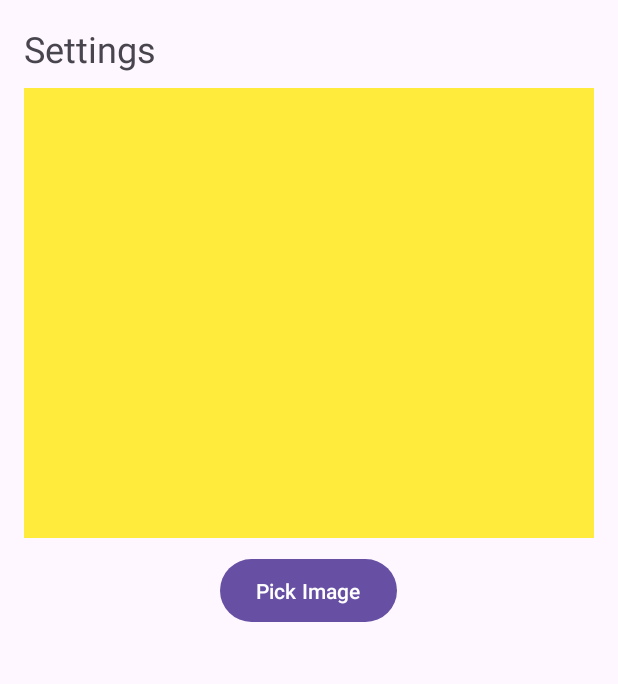
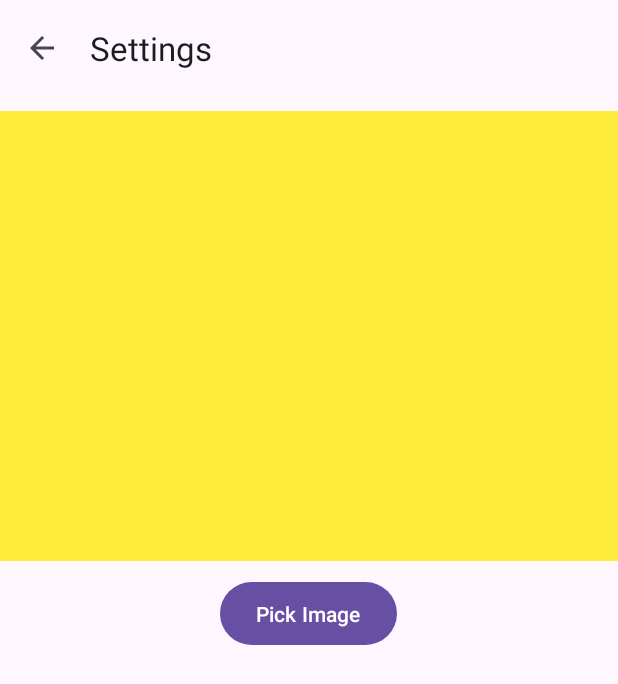
Before and after one commit to tutorhwang/HwangTube, an Android app: the screen it shows after launch (SettingActivity), in the options menu, after a tap on "Settings", on a phone screen of 412 x 824 dp. Shown: the top 684 px of the screen. Run offline under Robolectric (Android 15) with nearby library versions, the phone set to English and light mode, and no system bars; pictures from the network do not load.

Commit message:
[refactor] Refactor View Structure with Applied '숙련' Curriculum Enhancements - Apply RecyclerView - Implement ViewBinding - Add Toolbar and BackKey - Clean up code

```diff
--- a/app/src/main/java/com/example/hwangtube/activity/DetailActivity.kt
+++ b/app/src/main/java/com/example/hwangtube/activity/DetailActivity.kt
@@ -2,32 +2,39 @@ package com.example.hwangtube.activity
 
 import android.os.Build
 import android.os.Bundle
-import android.widget.ImageView
+import android.view.MenuItem
 import androidx.appcompat.app.AppCompatActivity
 import com.bumptech.glide.Glide
 import com.example.hwangtube.data.Video
-import com.example.hwangtube.data.VideoList
-import com.example.hwangtube.R
-
+import com.example.hwangtube.databinding.ActivityDetailBinding
 
 const val EXTRA_VIDEO = "EXTRA_VIDEO"
 
 class DetailActivity : AppCompatActivity() {
+    private lateinit var binding: ActivityDetailBinding
+
     override fun onCreate(savedInstanceState: Bundle?) {
         super.onCreate(savedInstanceState)
-        setContentView(R.layout.activity_detail)
-        val video = if (Build.VERSION.SDK_INT >= Build.VERSION_CODES.TIRAMISU) {
+        binding = ActivityDetailBinding.inflate(layoutInflater)
+        setContentView(binding.root)
+        setSupportActionBar(binding.toolbar)
+        supportActionBar?.setDisplayHomeAsUpEnabled(true)
+
+        if (Build.VERSION.SDK_INT >= Build.VERSION_CODES.TIRAMISU) {
             intent.getParcelableExtra(EXTRA_VIDEO, Video::class.java)
         } else {
             intent.getParcelableExtra(EXTRA_VIDEO)
+        }?.also {
+            Glide.with(this).load(it.thumbnail).into(binding.picture)
         }
+    }
 
-        video?.also { v ->
-            findViewById<ImageView>(R.id.picture)?.apply {
-                Glide.with(this@apply).load(v.thumbnail).into(this@apply)
-            }
+    override fun onOptionsItemSelected(item: MenuItem): Boolean {
+        // 뒤로 가기 버튼 클릭 시
+        if (item.itemId == android.R.id.home) {
+            finish()
+            return true
         }
-
-        findViewById<ImageView>(R.id.selected_image)?.setImageURI(VideoList.imageUri)
+        return super.onOptionsItemSelected(item)
     }
 }
--- a/app/src/main/java/com/example/hwangtube/activity/MainActivity.kt
+++ b/app/src/main/java/com/example/hwangtube/activity/MainActivity.kt
@@ -5,48 +5,60 @@ import android.content.Intent
 import android.content.pm.PackageManager
 import android.net.Uri
 import android.os.Bundle
-import android.util.Log
 import android.view.Menu
 import android.view.MenuItem
-import android.view.ViewGroup
-import android.widget.ImageView
-import android.widget.TextView
 import android.widget.Toast
 import androidx.appcompat.app.AlertDialog
 import androidx.appcompat.app.AppCompatActivity
-import androidx.appcompat.widget.Toolbar
 import androidx.core.app.ActivityCompat
 import androidx.core.content.ContextCompat
-import com.bumptech.glide.Glide
 import com.example.hwangtube.R
+import com.example.hwangtube.adapter.VideoListAdapter
 import com.example.hwangtube.data.Video
 import com.example.hwangtube.data.VideoList
-
-private const val TAG = "MainActivity.LifeCycle"
+import com.example.hwangtube.databinding.ActivityMainBinding
 
 class MainActivity : AppCompatActivity() {
+    private lateinit var binding: ActivityMainBinding
+    private val adapter by lazy {
+        VideoListAdapter(VideoList.list) { video ->
+            val intent = Intent(applicationContext, DetailActivity::class.java).apply {
+                putExtra(EXTRA_VIDEO, video)
+            }
+            startActivity(intent)
+        }
+    }
+
     override fun onCreate(savedInstanceState: Bundle?) {
         super.onCreate(savedInstanceState)
-        setContentView(R.layout.activity_main)
-        Log.i(TAG, "onCreate()")
-        findViewById<Toolbar>(R.id.toolbar).apply {
-            setSupportActionBar(this)
+        binding = ActivityMainBinding.inflate(layoutInflater)
+        setContentView(binding.root)
+        with(binding) {
+            setSupportActionBar(toolbar)
+            recyclerView.adapter = adapter
         }
-        loadVideo(R.id.video_1, VideoList.get(0))
-        loadVideo(R.id.video_2, VideoList.get(1))
-        loadVideo(R.id.video_3, VideoList.get(2))
-        loadVideo(R.id.video_4, VideoList.get(3))
-        loadVideo(R.id.video_5, VideoList.get(4))
     }
 
     override fun onCreateOptionsMenu(menu: Menu): Boolean {
-        // Inflate the menu; this adds items to the action bar if it is present.
         menuInflater.inflate(R.menu.menu_main, menu)
         return true
     }
 
     override fun onOptionsItemSelected(item: MenuItem): Boolean {
         return when (item.itemId) {
+            R.id.action_add -> {
+                adapter.addItem(
+                    Video(
+                        "Tobi Speakerfan", //channel title
+                        "Detalles insanos de Skibidi Toilet 69  #skibiditoilet", // title
+                        "https://i.ytimg.com/vi/rYzH1214ElA/mqdefault.jpg", //thumbnails.medium
+                        "Spoiler de Skibidi Toilet 69 claro que si ............................................................................................... #skibiditoilet 69 parte 2 #memes ..." //description
+                    )
+                )
+                binding.recyclerView.scrollToPosition(0)
+                true
+            }
+
             R.id.action_settings -> {
                 val intent = Intent(this, SettingActivity::class.java)
                 startActivity(intent)
@@ -67,42 +79,13 @@ class MainActivity : AppCompatActivity() {
         }
     }
 
-    private fun loadVideo(layoutId: Int, video: Video) {
-        findViewById<ViewGroup>(layoutId)?.apply {
-            with(video) {
-                findViewById<ImageView>(R.id.main_image)?.also { imageThumbnail ->
-                    Glide.with(imageThumbnail).load(thumbnail).into(imageThumbnail)
-                    imageThumbnail.setOnClickListener {
-                        val intent = Intent(context, DetailActivity::class.java).apply {
-                            putExtra(EXTRA_VIDEO, this@with)
-                        }
-                        startActivity(intent)
-                    }
-                }
-
-                findViewById<TextView>(R.id.channel_name).apply {
-                    text = channelTitle
-                }
-
-                findViewById<TextView>(R.id.title).apply {
-                    text = title
-                }
-
-                findViewById<ImageView>(R.id.logo).apply {
-                    setImageResource(R.drawable.haelin)
-                }
-            }
-        }
-    }
 
     private fun showDialog() {
-        val dialog = AlertDialog.Builder(this)
+        AlertDialog.Builder(this)
             .setTitle("Dialog Title")
             .setMessage("This is a dialog.")
             .setPositiveButton("OK", null)
-            .create()
-
-        dialog.show()
+            .create().show()
     }
 
 
--- a/app/src/main/java/com/example/hwangtube/activity/SettingActivity.kt
+++ b/app/src/main/java/com/example/hwangtube/activity/SettingActivity.kt
@@ -2,29 +2,28 @@ package com.example.hwangtube.activity
 
 import android.content.Intent
 import android.os.Bundle
-import android.util.Log
-import android.widget.Button
+import android.view.MenuItem
 import android.widget.ImageView
 import androidx.activity.result.PickVisualMediaRequest
 import androidx.activity.result.contract.ActivityResultContracts
 import androidx.appcompat.app.AppCompatActivity
 import com.example.hwangtube.R
-
-private const val TAG = "SettingActivity.LifeCycle"
+import com.example.hwangtube.databinding.ActivitySettingsBinding
 
 class SettingActivity : AppCompatActivity() {
+    private lateinit var binding: ActivitySettingsBinding
+
     override fun onCreate(savedInstanceState: Bundle?) {
         super.onCreate(savedInstanceState)
-        Log.i(TAG, "onCreate()")
-        setContentView(R.layout.activity_settings)
-        findViewById<Button>(R.id.pick_button)?.setOnClickListener { openGalleryForImage() }
-
+        binding = ActivitySettingsBinding.inflate(layoutInflater)
+        setContentView(binding.root)
+        setSupportActionBar(binding.toolbar)
+        supportActionBar?.setDisplayHomeAsUpEnabled(true)
+        binding.pickButton.setOnClickListener { openGalleryForImage() }
     }
 
     private val pickMedia =
         registerForActivityResult(ActivityResultContracts.PickVisualMedia()) { uri ->
-            // Callback is invoked after the user selects a media item or closes the
-            // photo picker.
             uri?.also { imageUri ->
                 findViewById<ImageView>(R.id.picture)?.setImageURI(imageUri)
                 contentResolver.takePersistableUriPermission(
@@ -38,4 +37,12 @@ class SettingActivity : AppCompatActivity() {
         pickMedia.launch(PickVisualMediaRequest(ActivityResultContracts.PickVisualMedia.ImageOnly))
     }
 
+    override fun onOptionsItemSelected(item: MenuItem): Boolean {
+        // 뒤로 가기 버튼 클릭 시
+        if (item.itemId == android.R.id.home) {
+            finish()
+            return true
+        }
+        return super.onOptionsItemSelected(item)
+    }
 }
--- /dev/null
+++ b/app/src/main/java/com/example/hwangtube/adapter/VideoListAdapter.kt
@@ -0,0 +1,60 @@
+package com.example.hwangtube.adapter
+
+import android.util.Log
+import android.view.LayoutInflater
+import android.view.ViewGroup
+import androidx.recyclerview.widget.RecyclerView
+import com.bumptech.glide.Glide
+import com.example.hwangtube.R
+import com.example.hwangtube.data.Video
+import com.example.hwangtube.databinding.ItemLayoutBinding
+
+class VideoListAdapter(private val list: MutableList<Video>, private val onClick: (Video) -> Unit) :
+    RecyclerView.Adapter<VideoListAdapter.VideoItemHolder>() {
+    inner class VideoItemHolder(binding: ItemLayoutBinding) :
+        RecyclerView.ViewHolder(binding.root) {
+        private val channelLogoView = binding.logo
+        private val channelNameView = binding.channelName
+        private val titleView = binding.title
+        private val thumbnailView = binding.mainImage
+
+        fun bind(video: Video) {
+            with(video) {
+                Glide.with(itemView).load(thumbnail).into(thumbnailView)
+                thumbnailView.setOnClickListener { onClick(this) }
+                titleView.text = title
+                channelNameView.text = channelTitle
+                channelLogoView.setImageResource(R.drawable.haelin)
+            }
+        }
+    }
+
+    override fun onCreateViewHolder(parent: ViewGroup, viewType: Int): VideoItemHolder {
+        val binding = ItemLayoutBinding.inflate(LayoutInflater.from(parent.context), parent, false)
+        return VideoItemHolder(binding)
+    }
+
+    override fun onBindViewHolder(itemHolder: VideoItemHolder, position: Int) {
+        runCatching {
+            itemHolder.bind(list[position])
+        }.onFailure { exception ->
+            Log.e("VideoListAdapter", "Exception! ${exception.message}")
+        }
+    }
+
+    override fun getItemCount() = list.size
+
+    // 데이터 추가
+    fun addItem(video: Video) {
+        list.add(0, video)
+        notifyItemInserted(0)
+    }
+
+    // 데이터 삭제
+    fun removeItem(position: Int) {
+        if (position < list.size) {
+            list.removeAt(position)
+            notifyItemRemoved(position)
+        }
+    }
+}
--- a/app/src/main/java/com/example/hwangtube/data/VideoInfo.kt
+++ b/app/src/main/java/com/example/hwangtube/data/VideoInfo.kt
@@ -1,50 +1,107 @@
 package com.example.hwangtube.data
 
-import android.net.Uri
-
 object VideoList {
-    private val list: MutableList<Video> = mutableListOf()
-    var imageUri: Uri? = null
+    // TODO: Implement encapsulation for `list`.
+    //  Provide appropriate interfaces for access and modification, instead of direct access.
+    val list: MutableList<Video> = mutableListOf()
+    val size get() = list.count()
 
     init {
+        // Add temp data
         add(
             Video(
-                "MrGamerJay",
-                "I tried Creepy Minecraft Seeds \uD83D\uDC80",
-                "https://i.ytimg.com/vi/WGJLOTDEUqI/hqdefault.jpg",
-                "Discord: https://discord.com/invite/mrgamerjay Instagram:https://www.instagram.com/mrgamerjay/ Facebook ..."
+                "Skibidi toilet", //channel title
+                "Skibidi Toilet Titan cameraman VS Pepperman VS Elemental VS Amanda The Adventurer #skibiditoilet", // title
+                "https://i.ytimg.com/vi/nX1W4xDkujI/mqdefault.jpg", //thumbnails.medium
+                "Skibidi Toilet Titan cameraman VS Pepperman VS Elemental VS Amanda The Adventurer #skibiditoilet #tileshop #13 Thank you ..." //description
             )
         )
         add(
             Video(
-                "\"Ryguyrocky\"",
-                "I Survived 100 Days as the GRINCH in Minecraft",
-                "https://i.ytimg.com/vi/C7iRz37V2yY/hqdefault.jpg",
-                "Buy the brand new merch I just released at ryguy.shop !!!!! Want to be in a future video? Join my Discord!"
+                "dreamyas", //channel title
+                "(REWORKS + UPDATE 12.75) Skibid Toilet Morphs", // title
+                "https://i.ytimg.com/vi/aTm259SBqK4/mqdefault.jpg", //thumbnails.medium
+                "skibidi toilt Be a stranger or a good guy!!111111 First game with 1000 visits I really appreciated, I really do First game with 1M ..." //description
             )
         )
         add(
             Video(
-                "aCookieGod",
-                "I Farmed 1,162,728 Cookies in Minecraft Hardcore",
-                "https://i.ytimg.com/vi/guF3Ghe2qXk/hqdefault.jpg",
-                "I Crafted Over a MILLION COOKIES in Hardcore Minecraft • watch from EPISODE #1: ..."
+                "대형 토일렛맨 전기톱 토일렛맨", //channel title
+                "skibidi toilet 69 (paet 2)", // title
+                "https://i.ytimg.com/vi/OpYLRi4ea8E/mqdefault.jpg", //thumbnails.medium
+                "https://www.youtube.com/channel/UCVr33j5MQxxJqLAm_uKp3xA @DottyTV @share1004 @user-ot9zi4ov4u @AquaAnimation ..." //description
             )
         )
         add(
             Video(
-                "Clyde Charge",
-                "Escape From Abstracted POMNI Digital Circus in Minecraft!",
-                "https://i.ytimg.com/vi/3iH-CLnzAfI/hqdefault.jpg",
-                "Escape From POMNI Digital Circus in Minecraft! Game: Minecraft Modded Aphmau, Maizen, Nico and Cash Parody! Pepesan TV ..."
+                "GorTheMovieGod", //channel title
+                "Gor's \"skibidi toilet 69 (full episode) by @DaFuqBoom\" REACTION", // title
+                "https://i.ytimg.com/vi/MHIP7l9fsEE/mqdefault.jpg", //thumbnails.medium
+                "skibidi toilet 69 (full episode) https://www.youtube.com/watch?v=wGc0jClpTPQ Follow me on Twitter: ..." //description
             )
         )
         add(
             Video(
-                "Компот",
-                "КАК МНЕ ПЕРЕЖИТЬ ГРОЗУ В МАЙНКРАФТ | Компот Minecraft",
-                "https://i.ytimg.com/vi/8LVLlMRo1no/hqdefault.jpg",
-                "Мои аккаунты: »Мой сайт- https://compot.fun »Второй канал- https://www.youtube.com/c/ПирожоксНичем »Основной канал- ..."
+                "Tasti", //channel title
+                "Skibidi Characters React to SKIBIDI TOILET 69 (Full Episode) - Gacha React", // title
+                "https://i.ytimg.com/vi/knpKalmGfck/mqdefault.jpg", //thumbnails.medium
+                "in this video you will see new secret G-Man scenes, and infiltration squad is moving towards skibidi scientist, while outside ..." //description
+            )
+        )
+        add(
+            Video(
+                "QUIZy House", //channel title
+                "GUESS THE MONSTERS VOICE #96 DJ SKIBIDI TOILET GIANT SAINT TOILET Skibidi Toilet's Quiz", // title
+                "https://i.ytimg.com/vi/_PtHg_AtG_M/mqdefault.jpg", //thumbnails.medium
+                "GUESS THE MONSTERS VOICE #96 DJ SKIBIDI TOILET GIANT SAINT TOILET Skibidi Toilet's Quiz Thanks for watching the ..." //description
+            )
+        )
+        add(
+            Video(
+                "CrewMario Japanese", //channel title
+                "Skibidi Toilet Multiverse : Finger Heart on New Year's With Your Family - Skibidi Toilet Animation", // title
+                "https://i.ytimg.com/vi/BDOEaTz944U/mqdefault.jpg", //thumbnails.medium
+                "skidibitoiletmeme #tvman #tvwoman #cameraman #skibiditoilet #speakerman #dafugboom ----------- WATCH MORE Thank you ..." //description
+            )
+        )
+        add(
+            Video(
+                "Ski Funny", //channel title
+                "Skibidi Toilet Multiverse In Real Life: TV MAN Becomes The Bad Guy 10 | Skibidi Toilet in Real Life", // title
+                "https://i.ytimg.com/vi/PNnhx3Tm65Q/mqdefault.jpg", //thumbnails.medium
+                "Skibidi Toilet Multiverse In Real Life: TV MAN Becomes The Bad Guy 10 | Skibidi Toilet in Real Life: ..." //description
+            )
+        )
+        add(
+            Video(
+                "VinsAlvin", //channel title
+                "AKHIRNYA BISA LANJUT LAGI REACTION SEMUA FANMADE SKIBIDI TOILET PILIHAN KALIAN!!!", // title
+                "https://i.ytimg.com/vi/SFbrGDG8vCU/mqdefault_live.jpg", //thumbnails.medium
+                "BUAT KALIAN PECINTA SKIBIDI TOILET WAJIB NONTON !!! Donate Pake Suara Dan Video Sudah Bisa ..." //description
+            )
+        )
+        add(
+            Video(
+                "Dasher", //channel title
+                "SKIBIDI BLASTER (Sonic Wave x Skibidi Toilet) MASHUP", // title
+                "https://i.ytimg.com/vi/kmO4V36R8jc/mqdefault.jpg", //thumbnails.medium
+                "Skibidi Blaster Mashup DOWNLOAD LINK ..." //description
+            )
+        )
+        add(
+            Video(
+                "Pixel Loquendo", //channel title
+                "skibidi toilet 69-2 titanes de preparan para batalla final 🤯 #shorts #skibidi #skibiditoilet #meme", // title
+                "https://i.ytimg.com/vi/jR-fcPzczt0/mqdefault.jpg", //thumbnails.medium
+                "" //description
+            )
+        )
+        add(
+            Video(
+                "Bùm", //channel title
+                "Phân Tích Bí Ẩn Skibidi Toilet 69 Tập Full", // title
+                "https://i.ytimg.com/vi/dyuFvdd1Le4/mqdefault.jpg", //thumbnails.medium
+                "Phân Tích Bí Ẩn Skibidi Toilet 69 Tập Full --- Shopacc: https://bumroblox.net/k1 Kênh Phụ: ..." //description
             )
         )
     }
@@ -61,6 +118,10 @@ object VideoList {
         list.remove(video)
     }
 
+    fun removeAt(position: Int) {
+        list.removeAt(position)
+    }
+
     fun find(channelTitle: String): Video? {
         return list.find { it.channelTitle == channelTitle }
     }
--- a/app/src/main/res/layout/activity_settings.xml
+++ b/app/src/main/res/layout/activity_settings.xml
@@ -1,22 +1,23 @@
 <?xml version="1.0" encoding="utf-8"?>
 <LinearLayout xmlns:android="http://schemas.android.com/apk/res/android"
+    xmlns:app="http://schemas.android.com/apk/res-auto"
     android:layout_width="match_parent"
     android:layout_height="match_parent"
-    android:orientation="vertical"
-    android:padding="16dp">
+    android:orientation="vertical">
 
-    <TextView
-        android:layout_width="wrap_content"
-        android:layout_height="wrap_content"
-        android:text="Settings"
-        android:textSize="24sp" />
+    <androidx.appcompat.widget.Toolbar
+        android:id="@+id/toolbar"
+        android:layout_width="match_parent"
+        android:layout_height="?attr/actionBarSize"
+        android:elevation="4dp"
+        app:title="@string/settings" />
 
     <ImageView
         android:id="@+id/picture"
         android:layout_width="match_parent"
         android:layout_height="300dp"
         android:layout_marginTop="10dp"
-        android:clipToOutline="true"
+        android:importantForAccessibility="no"
         android:src="#FFEB3B" />
 
     <Button
@@ -25,5 +26,5 @@
         android:layout_height="50dp"
         android:layout_gravity="center_horizontal"
         android:layout_marginTop="10dp"
-        android:text="Pick Image" />
+        android:text="@string/pick_image" />
 </LinearLayout>
--- a/app/src/main/res/menu/menu_main.xml
+++ b/app/src/main/res/menu/menu_main.xml
@@ -3,20 +3,26 @@
     xmlns:tools="http://schemas.android.com/tools"
     tools:context="com.example.hwangtube.activity.MainActivity">
     <item
+        android:id="@+id/action_add"
+        android:orderInCategory="1"
+        android:title="@string/action_add"
+        app:showAsAction="never" />
+
+    <item
         android:id="@+id/action_settings"
-        android:orderInCategory="100"
+        android:orderInCategory="3"
         android:title="@string/action_settings"
         app:showAsAction="never" />
 
     <item
         android:id="@+id/action_dialog"
-        android:orderInCategory="100"
+        android:orderInCategory="4"
         android:title="@string/action_dialog"
         app:showAsAction="never" />
 
     <item
         android:id="@+id/action_call"
-        android:orderInCategory="100"
+        android:orderInCategory="5"
         android:title="@string/action_call"
         app:showAsAction="never" />
 </menu>
--- a/app/src/main/res/values/strings.xml
+++ b/app/src/main/res/values/strings.xml
@@ -3,7 +3,16 @@
     <string name="action_settings">Settings</string>
     <string name="action_dialog">Dialog</string>
     <string name="action_call">Call</string>
+    <string name="action_add">Add Video</string>
     <string name="action_toggle_theme">Toggle Theme</string>
     <string name="android_tutor">Android Tutor</string>
     <string name="hwang_seong_hee">HWANG SEONG HEE</string>
+    <string name="settings">Settings</string>
+    <string name="pick_image">Pick Image</string>
+    <string name="detail">Detail</string>
+    <string name="music">Music</string>
+    <string name="youtube">YOUTUBE</string>
+    <string name="live">Live</string>
+    <string name="mix">Mix</string>
+    <string name="nature">Nature</string>
 </resources>
```
Also changed, not shown: app/src/main/res/layout-land/activity_main.xml (deleted, +0 -136 lines), app/src/main/res/layout/activity_detail.xml (+10 -9 lines), app/src/main/res/layout/activity_main.xml (+13 -31 lines), app/src/main/res/layout/item_layout.xml (+6 -3 lines), app/src/main/res/layout/item_layout2.xml (deleted, +0 -43 lines).
